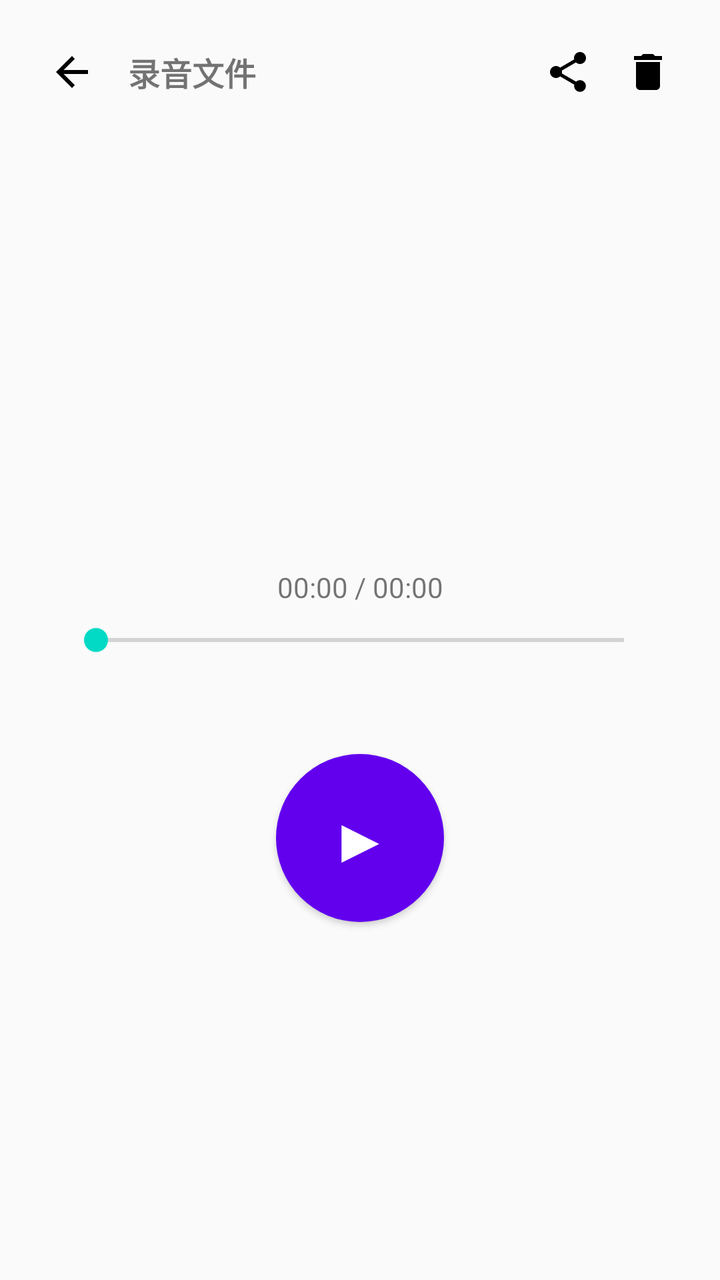
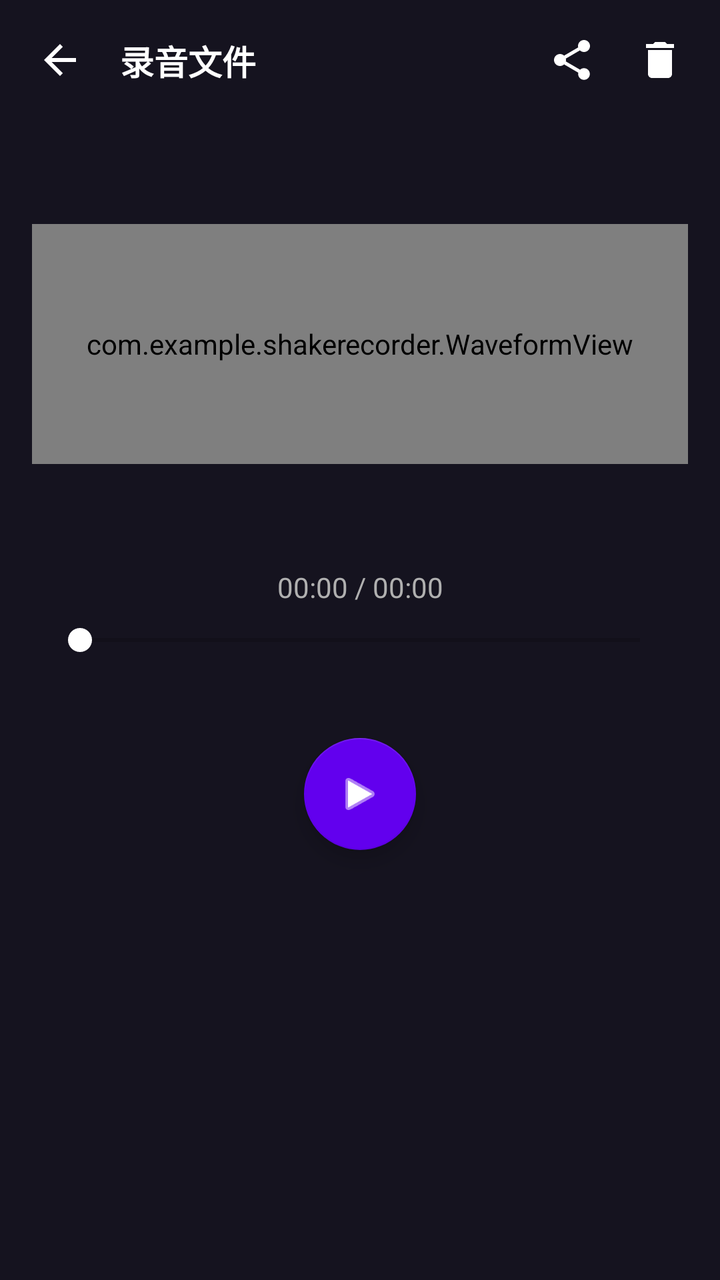

Two renders of the same Android screen: before a commit and after it. Below are the layout's source before the change and the commit's diff.
<!-- AndroidManifest.xml: application theme Theme.ShakeRecorder -->
<!-- res/layout/activity_player.xml -->
<?xml version="1.0" encoding="utf-8"?>
<androidx.constraintlayout.widget.ConstraintLayout
    xmlns:android="http://schemas.android.com/apk/res/android"
    xmlns:app="http://schemas.android.com/apk/res-auto"
    android:layout_width="match_parent"
    android:layout_height="match_parent"
    android:background="#FAFAFA"
    android:padding="16dp">

    <ImageButton
        android:id="@+id/btnBack"
        android:layout_width="40dp" android:layout_height="40dp"
        android:background="?attr/selectableItemBackgroundBorderless"
        android:src="@drawable/ic_back"
        android:contentDescription="返回"
        app:layout_constraintTop_toTopOf="parent"
        app:layout_constraintStart_toStartOf="parent" />

    <TextView
        android:id="@+id/tvName"
        android:layout_width="0dp" android:layout_height="wrap_content"
        android:text="录音文件"
        android:textSize="16sp" android:textStyle="bold"
        android:maxLines="1" android:ellipsize="end"
        android:layout_marginStart="8dp"
        app:layout_constraintTop_toTopOf="parent"
        app:layout_constraintBottom_toBottomOf="@id/btnBack"
        app:layout_constraintStart_toEndOf="@id/btnBack"
        app:layout_constraintEnd_toStartOf="@id/btnShare" />

    <ImageButton
        android:id="@+id/btnShare"
        android:layout_width="40dp" android:layout_height="40dp"
        android:background="?attr/selectableItemBackgroundBorderless"
        android:src="@drawable/ic_share"
        android:contentDescription="分享"
        app:layout_constraintTop_toTopOf="parent"
        app:layout_constraintEnd_toStartOf="@id/btnDelete" />

    <ImageButton
        android:id="@+id/btnDelete"
        android:layout_width="40dp" android:layout_height="40dp"
        android:background="?attr/selectableItemBackgroundBorderless"
        android:src="@drawable/ic_delete"
        android:contentDescription="删除"
        app:layout_constraintTop_toTopOf="parent"
        app:layout_constraintEnd_toEndOf="parent" />

    <TextView
        android:id="@+id/tvTime"
        android:layout_width="wrap_content" android:layout_height="wrap_content"
        android:text="00:00 / 00:00"
        android:textSize="14sp"
        app:layout_constraintBottom_toTopOf="@id/seekBar"
        app:layout_constraintStart_toStartOf="parent"
        app:layout_constraintEnd_toEndOf="parent"
        android:layout_marginBottom="8dp" />

    <SeekBar
        android:id="@+id/seekBar"
        android:layout_width="0dp" android:layout_height="wrap_content"
        android:layout_marginStart="16dp" android:layout_marginEnd="16dp"
        app:layout_constraintTop_toTopOf="parent"
        app:layout_constraintBottom_toBottomOf="parent"
        app:layout_constraintStart_toStartOf="parent"
        app:layout_constraintEnd_toEndOf="parent" />

    <Button
        android:id="@+id/btnPlay"
        android:layout_width="84dp" android:layout_height="84dp"
        android:background="@drawable/bg_circle"
        android:text="▶" android:textSize="32sp"
        android:textColor="#FFFFFF"
        app:layout_constraintTop_toBottomOf="@id/seekBar"
        app:layout_constraintStart_toStartOf="parent"
        app:layout_constraintEnd_toEndOf="parent"
        android:layout_marginTop="48dp" />

</androidx.constraintlayout.widget.ConstraintLayout>
<!-- resources referenced by this layout -->
<resources>
  <!-- drawable bg_circle (drawable) -->
  <shape xmlns:android="http://schemas.android.com/apk/res/android"
      android:shape="oval">
      <solid android:color="#6200EE" />
  </shape>
  <!-- drawable ic_back (drawable) -->
  <vector xmlns:android="http://schemas.android.com/apk/res/android"
      android:width="24dp" android:height="24dp"
      android:viewportWidth="24" android:viewportHeight="24">
      <path android:fillColor="#000000" android:pathData="M20,11H7.83l5.59,-5.59L12,4l-8,8 8,8 1.41,-1.41L7.83,13H20v-2z"/>
  </vector>
  <!-- drawable ic_delete (drawable) -->
  <vector xmlns:android="http://schemas.android.com/apk/res/android"
      android:width="24dp" android:height="24dp"
      android:viewportWidth="24" android:viewportHeight="24">
      <path android:fillColor="#000000" android:pathData="M6,19c0,1.1 0.9,2 2,2h8c1.1,0 2,-0.9 2,-2V7H6v12zM19,4h-3.5l-1,-1h-5l-1,1H5v2h14V4z"/>
  </vector>
  <!-- drawable ic_share (drawable) -->
  <vector xmlns:android="http://schemas.android.com/apk/res/android"
      android:width="24dp" android:height="24dp"
      android:viewportWidth="24" android:viewportHeight="24">
      <path android:fillColor="#000000" android:pathData="M18,16.08c-0.76,0 -1.44,0.3 -1.96,0.77L8.91,12.7c0.05,-0.23 0.09,-0.46 0.09,-0.7s-0.04,-0.47 -0.09,-0.7l7.05,-4.11c0.54,0.5 1.25,0.81 2.04,0.81 1.66,0 3,-1.34 3,-3s-1.34,-3 -3,-3 -3,1.34 -3,3c0,0.24 0.04,0.47 0.09,0.7L8.04,9.81C7.5,9.31 6.79,9 6,9c-1.66,0 -3,1.34 -3,3s1.34,3 3,3c0.79,0 1.5,-0.31 2.04,-0.81l7.12,4.16c-0.05,0.21 -0.08,0.43 -0.08,0.65 0,1.61 1.31,2.92 2.92,2.92 1.61,0 2.92,-1.31 2.92,-2.92s-1.31,-2.92 -2.92,-2.92z"/>
  </vector>
  <style name="Theme.ShakeRecorder" parent="Theme.MaterialComponents.DayNight.NoActionBar">
          <item name="colorPrimary">@color/purple_500</item>
          <item name="colorPrimaryDark">@color/purple_700</item>
          <item name="colorAccent">@color/teal_200</item>
      </style>
  <color name="purple_500">#6200EE</color>
  <color name="purple_700">#3700B3</color>
  <color name="teal_200">#03DAC5</color>
</resources>

<!-- the commit's change to res/layout/activity_player.xml (unified diff, before → after) -->
@@ -4,15 +4,16 @@
     xmlns:app="http://schemas.android.com/apk/res-auto"
     android:layout_width="match_parent"
     android:layout_height="match_parent"
-    android:background="#FAFAFA"
-    android:padding="16dp">
+    android:background="#15131F"
+    android:fitsSystemWindows="true">
 
     <ImageButton
         android:id="@+id/btnBack"
-        android:layout_width="40dp" android:layout_height="40dp"
+        android:layout_width="44dp" android:layout_height="44dp"
         android:background="?attr/selectableItemBackgroundBorderless"
         android:src="@drawable/ic_back"
-        android:contentDescription="返回"
+        android:tint="#FFFFFF"
+        android:layout_margin="8dp"
         app:layout_constraintTop_toTopOf="parent"
         app:layout_constraintStart_toStartOf="parent" />
 
@@ -20,60 +21,75 @@
         android:id="@+id/tvName"
         android:layout_width="0dp" android:layout_height="wrap_content"
         android:text="录音文件"
-        android:textSize="16sp" android:textStyle="bold"
+        android:textColor="#FFFFFF"
+        android:textSize="17sp" android:textStyle="bold"
         android:maxLines="1" android:ellipsize="end"
         android:layout_marginStart="8dp"
-        app:layout_constraintTop_toTopOf="parent"
+        app:layout_constraintTop_toTopOf="@id/btnBack"
         app:layout_constraintBottom_toBottomOf="@id/btnBack"
         app:layout_constraintStart_toEndOf="@id/btnBack"
         app:layout_constraintEnd_toStartOf="@id/btnShare" />
 
     <ImageButton
         android:id="@+id/btnShare"
-        android:layout_width="40dp" android:layout_height="40dp"
+        android:layout_width="44dp" android:layout_height="44dp"
         android:background="?attr/selectableItemBackgroundBorderless"
         android:src="@drawable/ic_share"
-        android:contentDescription="分享"
-        app:layout_constraintTop_toTopOf="parent"
+        android:tint="#FFFFFF"
+        app:layout_constraintTop_toTopOf="@id/btnBack"
         app:layout_constraintEnd_toStartOf="@id/btnDelete" />
 
     <ImageButton
         android:id="@+id/btnDelete"
-        android:layout_width="40dp" android:layout_height="40dp"
+        android:layout_width="44dp" android:layout_height="44dp"
         android:background="?attr/selectableItemBackgroundBorderless"
         android:src="@drawable/ic_delete"
-        android:contentDescription="删除"
-        app:layout_constraintTop_toTopOf="parent"
+        android:tint="#FFFFFF"
+        android:layout_marginEnd="8dp"
+        app:layout_constraintTop_toTopOf="@id/btnBack"
+        app:layout_constraintEnd_toEndOf="parent" />
+
+    <com.example.shakerecorder.WaveformView
+        android:id="@+id/waveform"
+        android:layout_width="0dp" android:layout_height="120dp"
+        android:layout_marginStart="16dp" android:layout_marginEnd="16dp"
+        android:layout_marginTop="24dp" android:layout_marginBottom="16dp"
+        app:layout_constraintTop_toBottomOf="@id/btnBack"
+        app:layout_constraintBottom_toTopOf="@id/tvTime"
+        app:layout_constraintStart_toStartOf="parent"
         app:layout_constraintEnd_toEndOf="parent" />
 
     <TextView
         android:id="@+id/tvTime"
         android:layout_width="wrap_content" android:layout_height="wrap_content"
         android:text="00:00 / 00:00"
+        android:textColor="#B0B0B0"
         android:textSize="14sp"
+        android:layout_marginBottom="8dp"
         app:layout_constraintBottom_toTopOf="@id/seekBar"
         app:layout_constraintStart_toStartOf="parent"
-        app:layout_constraintEnd_toEndOf="parent"
-        android:layout_marginBottom="8dp" />
+        app:layout_constraintEnd_toEndOf="parent" />
 
     <SeekBar
         android:id="@+id/seekBar"
         android:layout_width="0dp" android:layout_height="wrap_content"
-        android:layout_marginStart="16dp" android:layout_marginEnd="16dp"
+        android:layout_marginStart="24dp" android:layout_marginEnd="24dp"
+        android:progressTint="#FFFFFF"
+        android:thumbTint="#FFFFFF"
         app:layout_constraintTop_toTopOf="parent"
         app:layout_constraintBottom_toBottomOf="parent"
         app:layout_constraintStart_toStartOf="parent"
         app:layout_constraintEnd_toEndOf="parent" />
 
-    <Button
+    <com.google.android.material.floatingactionbutton.FloatingActionButton
         android:id="@+id/btnPlay"
-        android:layout_width="84dp" android:layout_height="84dp"
-        android:background="@drawable/bg_circle"
-        android:text="▶" android:textSize="32sp"
-        android:textColor="#FFFFFF"
+        android:layout_width="wrap_content" android:layout_height="wrap_content"
+        android:src="@android:drawable/ic_media_play"
+        app:backgroundTint="@color/purple_500"
+        app:tint="#FFFFFF"
         app:layout_constraintTop_toBottomOf="@id/seekBar"
         app:layout_constraintStart_toStartOf="parent"
         app:layout_constraintEnd_toEndOf="parent"
-        android:layout_marginTop="48dp" />
+        android:layout_marginTop="40dp" />
 
 </androidx.constraintlayout.widget.ConstraintLayout>
<!-- resource entries referenced after the edit -->
@@ -1,10 +1,6 @@
 <!-- resources referenced by this layout -->
 <resources>
-  <!-- drawable bg_circle (drawable) -->
-  <shape xmlns:android="http://schemas.android.com/apk/res/android"
-      android:shape="oval">
-      <solid android:color="#6200EE" />
-  </shape>
+  <color name="purple_500">#6200EE</color>
   <!-- drawable ic_back (drawable) -->
   <vector xmlns:android="http://schemas.android.com/apk/res/android"
       android:width="24dp" android:height="24dp"
@@ -28,7 +24,6 @@
           <item name="colorPrimaryDark">@color/purple_700</item>
           <item name="colorAccent">@color/teal_200</item>
       </style>
-  <color name="purple_500">#6200EE</color>
   <color name="purple_700">#3700B3</color>
   <color name="teal_200">#03DAC5</color>
 </resources>
